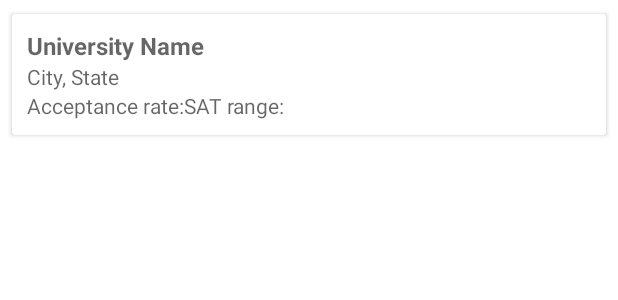
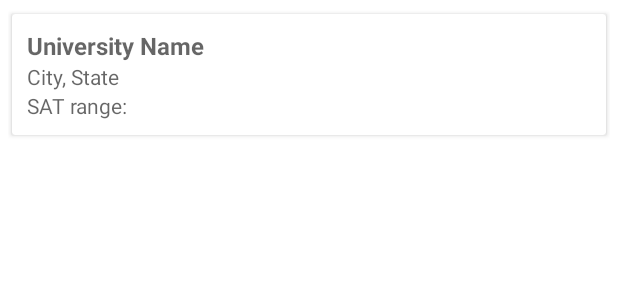
Before and after one commit to janelle-cheung/CoCo, an Android app: the layout item_college_suggestion.xml on its own in the app's theme, with its tools: preview values and no code run, on a phone screen of 412 x 824 dp. Shown: the top 300 px of the screen. Run offline under Robolectric (Android 15) with nearby library versions, the light colour scheme and no system bars.

Commit message:
Fixed bug with college suggestions layout if value is null

```diff
--- a/app/src/main/res/layout/item_college_suggestion.xml
+++ b/app/src/main/res/layout/item_college_suggestion.xml
@@ -38,8 +38,7 @@
                 android:id="@+id/tvAcceptanceRate"
                 android:layout_width="wrap_content"
                 android:layout_height="wrap_content"
-                android:layout_below="@id/tvCityState"
-                android:hint="@string/acceptance_rate"/>
+                android:layout_below="@id/tvCityState" />
 
             <TextView
                 android:id="@+id/tvSATRange"
```
Also changed, not shown: app/src/main/java/com/example/collegeconnect/adapters/CollegeSuggestionsAdapter.java (+20 -6 lines).
